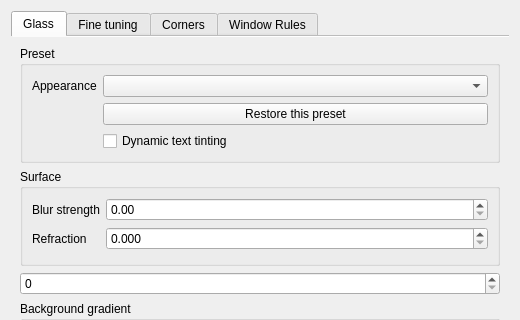
Above: src/offline/kwin-effects/acrylic-glass/src/kcm/config.ui from lestercorderomurillo/macos-tahoe-liquid-kde before the change; both pictures show x 0 to 520 and y 0 to 320 of the 520 by 525 pixel window. Below: the same form after it.
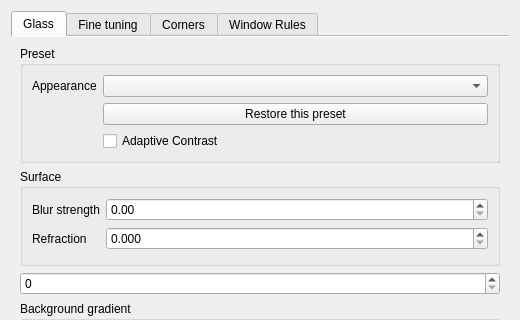
That is the form after the change. Custom widgets are drawn as their Qt base class.

Commit message: Keep the theme palette as the base for Adaptive Contrast

```diff
--- a/src/offline/kwin-effects/acrylic-glass/src/kcm/config.ui
+++ b/src/offline/kwin-effects/acrylic-glass/src/kcm/config.ui
@@ -50,7 +50,8 @@
           </item>
           <item row="2" column="1">
            <widget class="QCheckBox" name="kcfg_DynamicTinting">
-            <property name="text"><string>Dynamic text tinting</string></property>
+            <property name="text"><string>Adaptive Contrast</string></property>
+            <property name="toolTip"><string>Slightly adjust text when it blends into the background.</string></property>
            </widget>
           </item>
          </layout>
```
The commit also changes 41 other files.
